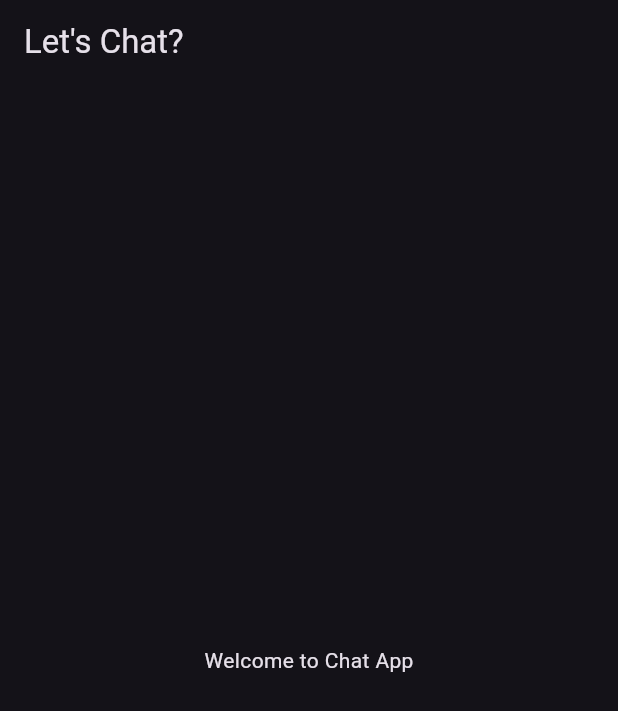
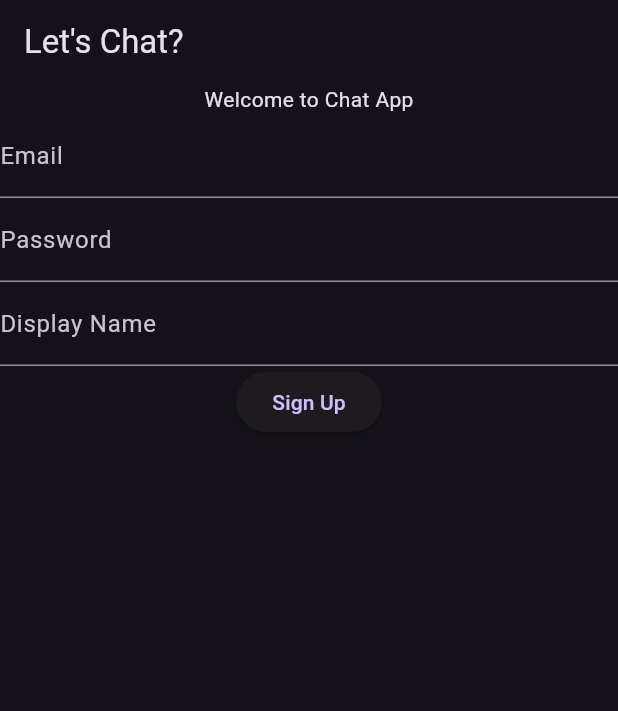
Before and after one commit to dorkydhruv/Chat-Application, a Flutter app: the screen it shows after launch, on a phone screen of 412 x 824 dp. Shown: the top 711 px of the screen. Run offline on Flutter 3.47's test engine with Material 3 defaults, Android fonts, the phone set to English and light mode, and no system bars; our stand-ins replace dio.

Commit message:
creating users

```diff
--- a/lib/constants.dart
+++ b/lib/constants.dart
@@ -0,0 +1 @@
+const String api_url = "https://localhost:8000";
--- a/lib/state/fieldnames.dart
+++ b/lib/state/fieldnames.dart
@@ -5,4 +5,6 @@ class Fieldnames {
   static String userId = 'userId';
   static String displayName = 'displayName';
   static String email = 'email';
+  static String createdAt = 'createdAt';
+  static String password = 'password';
 }
--- /dev/null
+++ b/lib/state/user/backend/create_user.dart
@@ -0,0 +1,37 @@
+import 'dart:convert';
+
+import 'package:chat_app/constants.dart';
+import 'package:chat_app/state/user/models/user_payload.dart';
+import 'package:dio/dio.dart';
+import 'package:http/http.dart' as http;
+import 'package:flutter/material.dart';
+
+@immutable
+class CreateUser {
+  const CreateUser();
+  Future<bool> createUser({
+    required String displayName,
+    required String email,
+    required String password,
+  }) async {
+    try {
+      //Call the api
+      UserPayload userPayload = UserPayload(
+        displayName: displayName,
+        email: email,
+        password: password,
+      );
+      final response = await http.get(
+        Uri.parse("$api_url/"),
+        headers: {"Content-Type": "application/json;charset=UTF-8"},
+      );
+      final dio = Dio().get("$api_url/");
+      print(response.body);
+      print(response.statusCode);
+      return true;
+    } catch (e) {
+      print(e);
+      return false;
+    }
+  }
+}
--- a/lib/state/user/user.dart
+++ b/lib/state/user/models/user.dart
@@ -6,20 +6,24 @@ class User extends MapView<String, String?> {
   final String userId;
   final String displayName;
   final String? email;
+  final String createdAt;
 
   User({
     required this.userId,
     required this.displayName,
     required this.email,
+    required this.createdAt,
   }) : super({
           'userId': userId,
           'displayName': displayName,
           'email': email,
+          'createdAt': createdAt
         });
 
   User.fromJson(Map<String, dynamic> json)
       : this(
             displayName: json[Fieldnames.displayName],
             userId: json[Fieldnames.userId],
-            email: json[Fieldnames.email]);
+            email: json[Fieldnames.email],
+            createdAt: json[Fieldnames.createdAt]);
 }
--- a/lib/state/user/models/user_payload.dart
+++ b/lib/state/user/models/user_payload.dart
@@ -5,16 +5,24 @@ import 'package:flutter/material.dart';
 
 @immutable
 class UserPayload extends MapView<String, String> {
-  final String userId;
   final String? displayName;
   final String? email;
+  final String? password;
   UserPayload({
-    required this.userId,
     required this.displayName,
     required this.email,
+    required this.password,
   }) : super({
           Fieldnames.displayName: displayName ?? "",
-          Fieldnames.userId: userId,
           Fieldnames.email: email ?? "",
+          Fieldnames.password: password ?? "",
         });
+
+  toJson() {
+    return {
+      Fieldnames.displayName: displayName,
+      Fieldnames.email: email,
+      Fieldnames.password: password,
+    };
+  }
 }
--- a/lib/views/home_view.dart
+++ b/lib/views/home_view.dart
@@ -1,3 +1,4 @@
+import 'package:chat_app/state/user/backend/create_user.dart';
 import 'package:flutter/material.dart';
 
 class HomeView extends StatelessWidget {
@@ -5,12 +6,51 @@ class HomeView extends StatelessWidget {
 
   @override
   Widget build(BuildContext context) {
+    TextEditingController emailEditingController = TextEditingController();
+    TextEditingController passwordEditingController = TextEditingController();
+    TextEditingController displayNameEditingController =
+        TextEditingController();
+
     return Scaffold(
       appBar: AppBar(
         title: const Text('Let\'s Chat?'),
       ),
-      body: const Center(
-        child: Text('Welcome to Chat App'),
+      body: Center(
+        child: Column(
+          children: [
+            const Text('Welcome to Chat App'),
+            Form(
+              child: Column(
+                children: [
+                  TextFormField(
+                    controller: emailEditingController,
+                    decoration: const InputDecoration(labelText: 'Email'),
+                  ),
+                  TextFormField(
+                    controller: passwordEditingController,
+                    decoration: const InputDecoration(labelText: 'Password'),
+                  ),
+                  TextFormField(
+                    controller: displayNameEditingController,
+                    decoration:
+                        const InputDecoration(labelText: 'Display Name'),
+                  ),
+                  ElevatedButton(
+                    onPressed: () {
+                      // Call the CreateUser.createUser method
+                      const CreateUser().createUser(
+                        displayName: displayNameEditingController.text,
+                        email: emailEditingController.text,
+                        password: passwordEditingController.text,
+                      );
+                    },
+                    child: const Text('Sign Up'),
+                  ),
+                ],
+              ),
+            ),
+          ],
+        ),
       ),
     );
   }
--- a/pubspec.yaml
+++ b/pubspec.yaml
@@ -38,6 +38,8 @@ dependencies:
   flutter_webrtc_wrapper: ^1.0.2
   web_socket_channel: ^2.4.5
   hooks_riverpod: ^2.5.1
+  dio: ^5.4.3+1
+  http: ^1.2.1
 
 dev_dependencies:
   flutter_test:
```
Also changed, not shown: pubspec.lock, 1 other file.
